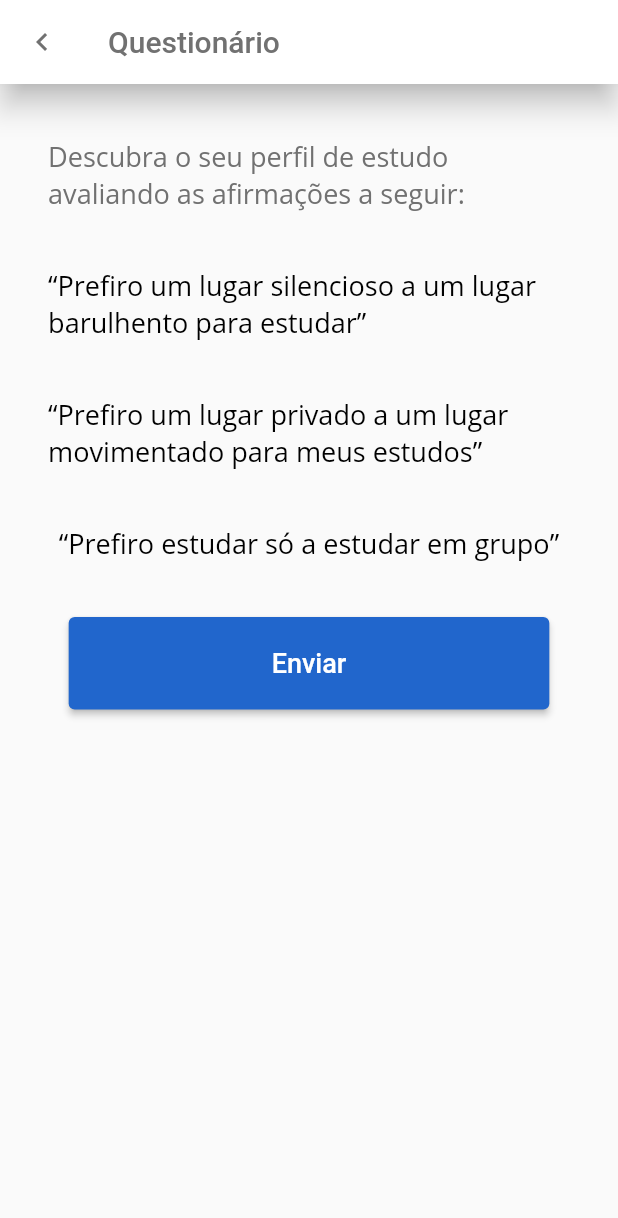
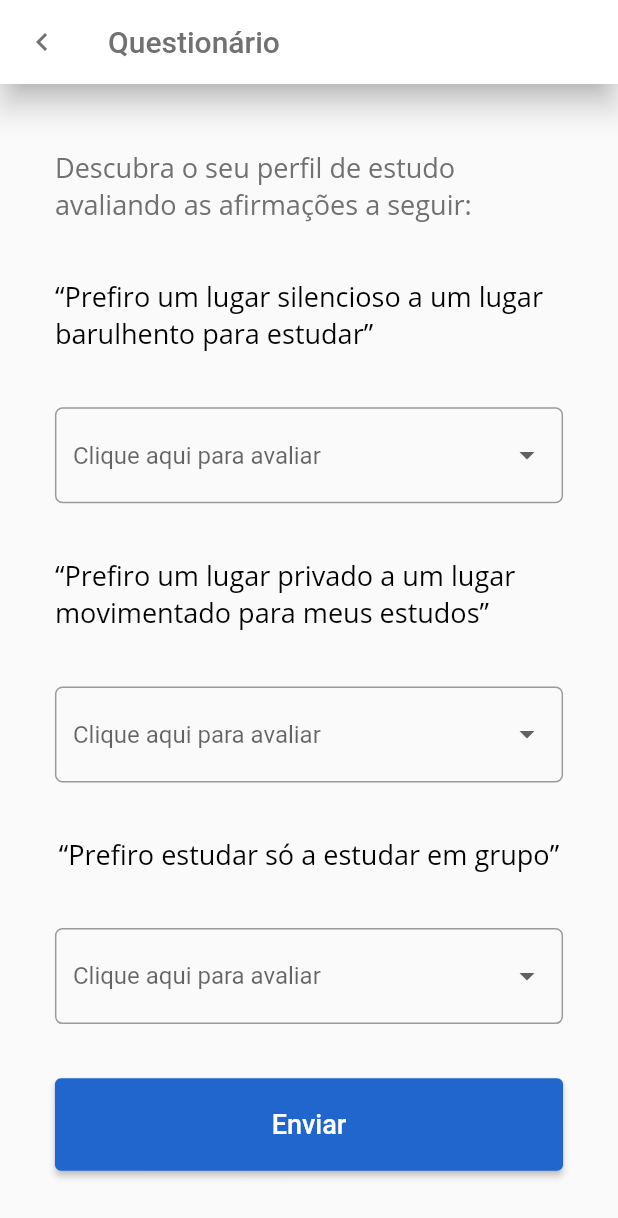
Before and after one commit to josepmg/estuduff, a Flutter app: the screen it shows after launch, on a phone screen of 412 x 824 dp. Shown: the top 1218 px of the screen. Run offline on Flutter 3.47's test engine with Material 2 defaults, Android fonts, the phone set to English and light mode, and no system bars; our stand-ins replace bloc, dartz, data_connection_checker, dio, equatable, feather_icons_flutter and 4 more; statements that could not run were skipped.

Commit message:
finish style profile form page

```diff
--- /dev/null
+++ b/lib/core/resource/arrays_estuduff.dart
@@ -0,0 +1,9 @@
+class ArraysEstudUff {
+  static const List<String> profile_form_options = [
+    'Discordo Totalmente',
+    'Discordo Parcialmente',
+    'Indiferente',
+    'Concordo Parcialmente',
+    'Concordo Totalmente',
+  ];
+}
--- a/lib/core/resource/colors_estuduff.dart
+++ b/lib/core/resource/colors_estuduff.dart
@@ -5,7 +5,7 @@ class ColorsEstudUff {
   static const Color primaryGreen = Color(0xffCDFF29);
   static const Color primaryRed = Color(0xffFF2B0F);
   static const Color disabled = Color(0xff787777);
-  static const Color inputBorder = Color(0xffDBDBDB);
+  static const Color lightGrey = Color(0xffDBDBDB);
   static const Color mediumGrey = Color(0xff717171);
   static const Color pageTitles = Color(0xff343333);
 }
--- a/lib/core/resource/strings_estuduff.dart
+++ b/lib/core/resource/strings_estuduff.dart
@@ -38,4 +38,5 @@ class StringsEstudUff {
       "“Prefiro um lugar privado a um lugar movimentado para meus estudos”";
   static const profile_form_question_three =
       "“Prefiro estudar só a estudar em grupo”";
+  static const profile_form_dropdown_placeholder = "Clique aqui para avaliar";
 }
--- a/lib/core/ui/button_estuduff.dart
+++ b/lib/core/ui/button_estuduff.dart
@@ -6,8 +6,10 @@ import 'package:meta/meta.dart';
 class ButtonEstudUff extends StatefulWidget {
   final String text;
   final Function onPressed;
+  final double width;
 
-  const ButtonEstudUff({Key key, @required this.text, @required this.onPressed})
+  const ButtonEstudUff(
+      {Key key, @required this.text, @required this.onPressed, this.width})
       : super(key: key);
 
   @override
@@ -20,7 +22,9 @@ class _ButtonEstudUffState extends State<ButtonEstudUff> {
   @override
   Widget build(BuildContext context) {
     return ButtonTheme(
-      minWidth: Dimensions.getConvertedWidthSize(280, context),
+      minWidth: widget.width == null
+          ? Dimensions.getConvertedWidthSize(280, context)
+          : widget.width,
       height: Dimensions.getConvertedHeightSize(48, context),
       child: RaisedButton(
         shape: RoundedRectangleBorder(
--- /dev/null
+++ b/lib/core/ui/dropdown_estuduff.dart
@@ -0,0 +1,67 @@
+import 'package:estuduff/core/resource/colors_estuduff.dart';
+import 'package:estuduff/core/resource/dimensions.dart';
+import 'package:meta/meta.dart';
+import 'package:flutter/material.dart';
+
+class DropDownEstudUff extends StatefulWidget {
+  final List<String> options;
+  final String placeholder;
+  //final bool isRequired;
+  final Function onSelected;
+
+  const DropDownEstudUff({
+    Key key,
+    @required this.options,
+    @required this.placeholder,
+    this.onSelected,
+    //  @required this.isRequired
+  }) : super(key: key);
+  @override
+  State<StatefulWidget> createState() {
+    return _DropDownEstudUffState();
+  }
+}
+
+class _DropDownEstudUffState extends State<DropDownEstudUff> {
+  String dropdownValue;
+  @override
+  Widget build(BuildContext context) {
+    return Container(
+        width: double.infinity,
+        margin: Dimensions.getEdgeInsets(context, bottom: 28),
+        child: FormField<String>(
+          // TO-DO: validator
+          builder: (FormFieldState<String> state) {
+            return InputDecorator(
+              decoration: InputDecoration(
+                  errorStyle: TextStyle(
+                      color: Colors.redAccent,
+                      fontSize: Dimensions.getTextSize(16.0, context)),
+                  border: OutlineInputBorder(
+                      borderRadius: BorderRadius.circular(5.0),
+                      borderSide: BorderSide(color: ColorsEstudUff.lightGrey))),
+              isEmpty: dropdownValue == '',
+              child: DropdownButtonHideUnderline(
+                child: DropdownButton<String>(
+                  hint: Text(widget.placeholder),
+                  value: dropdownValue,
+                  isDense: true,
+                  onChanged: (String newValue) {
+                    setState(() {
+                      dropdownValue = newValue;
+                      state.didChange(newValue);
+                    });
+                  },
+                  items: widget.options.map((String value) {
+                    return DropdownMenuItem<String>(
+                      value: value,
+                      child: Text(value),
+                    );
+                  }).toList(),
+                ),
+              ),
+            );
+          },
+        ));
+  }
+}
--- a/lib/features/profile/presentation/pages/ProfileForm.dart
+++ b/lib/features/profile/presentation/pages/ProfileForm.dart
@@ -1,10 +1,10 @@
+import 'package:estuduff/core/resource/arrays_estuduff.dart';
 import 'package:estuduff/core/resource/colors_estuduff.dart';
 import 'package:estuduff/core/resource/dimensions.dart';
 import 'package:estuduff/core/resource/fonts_estuduf.dart';
 import 'package:estuduff/core/resource/strings_estuduff.dart';
 import 'package:estuduff/core/ui/button_estuduff.dart';
-import 'package:estuduff/core/ui/input_estuduff.dart';
-import 'package:feather_icons_flutter/feather_icons_flutter.dart';
+import 'package:estuduff/core/ui/dropdown_estuduff.dart';
 import 'package:flutter/cupertino.dart';
 import 'package:flutter/material.dart';
 
@@ -37,7 +37,8 @@ class _ProfileFormState extends State<ProfileForm> {
       ),
       body: Container(
         alignment: Alignment.center,
-        padding: Dimensions.getEdgeInsetsAll(context, 28),
+        padding: Dimensions.getEdgeInsetsAll(context, 32),
+        child: SingleChildScrollView(
           child: Column(
             children: [
               Container(
@@ -49,35 +50,25 @@ class _ProfileFormState extends State<ProfileForm> {
                     fontFamily: FontsEstudUff.open_sans,
                     fontSize: Dimensions.getTextSize(14, context),
                   ),
-                )),
-            Container(
-                margin: Dimensions.getEdgeInsets(context, bottom: 28),
-                child: Text(StringsEstudUff.profile_form_question_one,
-                    style: TextStyle(
-                      color: Colors.black,
-                      fontFamily: FontsEstudUff.open_sans,
-                      fontSize: Dimensions.getTextSize(14, context),
-                    ))),
-            // DropBox
-            Container(
-                margin: Dimensions.getEdgeInsets(context, bottom: 28),
-                child: Text(StringsEstudUff.profile_form_question_two,
-                    style: TextStyle(
-                      color: Colors.black,
-                      fontFamily: FontsEstudUff.open_sans,
-                      fontSize: Dimensions.getTextSize(14, context),
-                    ))),
-            // DropBox
-            Container(
-                margin: Dimensions.getEdgeInsets(context, bottom: 28),
-                child: Text(StringsEstudUff.profile_form_question_three,
-                    style: TextStyle(
-                      color: Colors.black,
-                      fontFamily: FontsEstudUff.open_sans,
-                      fontSize: Dimensions.getTextSize(14, context),
-                    ))),
-            // DropBox
+                ),
+              ),
+              _buildQuestions(StringsEstudUff.profile_form_question_one),
+              DropDownEstudUff(
+                placeholder: StringsEstudUff.profile_form_dropdown_placeholder,
+                options: ArraysEstudUff.profile_form_options,
+              ),
+              _buildQuestions(StringsEstudUff.profile_form_question_two),
+              DropDownEstudUff(
+                placeholder: StringsEstudUff.profile_form_dropdown_placeholder,
+                options: ArraysEstudUff.profile_form_options,
+              ),
+              _buildQuestions(StringsEstudUff.profile_form_question_three),
+              DropDownEstudUff(
+                placeholder: StringsEstudUff.profile_form_dropdown_placeholder,
+                options: ArraysEstudUff.profile_form_options,
+              ),
               ButtonEstudUff(
+                width: double.infinity,
                 text: StringsEstudUff.send_button_title,
                 onPressed: () {
                   // TO-DO: Criar redirecionamento para perfil correto
@@ -86,6 +77,21 @@ class _ProfileFormState extends State<ProfileForm> {
             ],
           ),
         ),
+      ),
+    );
+  }
+
+  Widget _buildQuestions(String question) {
+    return Container(
+      margin: Dimensions.getEdgeInsets(context, bottom: 28),
+      child: Text(
+        question,
+        style: TextStyle(
+          color: Colors.black,
+          fontFamily: FontsEstudUff.open_sans,
+          fontSize: Dimensions.getTextSize(14, context),
+        ),
+      ),
     );
   }
 }
```
Lines whose indentation alone changed are shown as unchanged.
